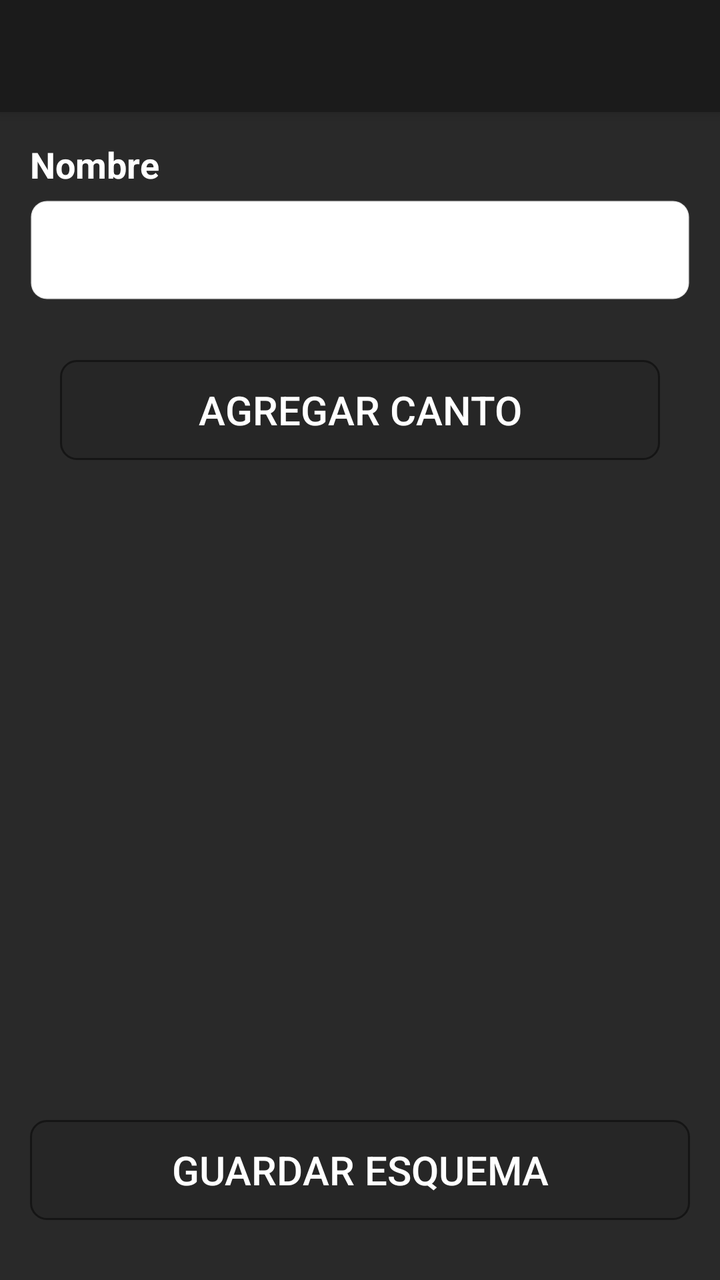
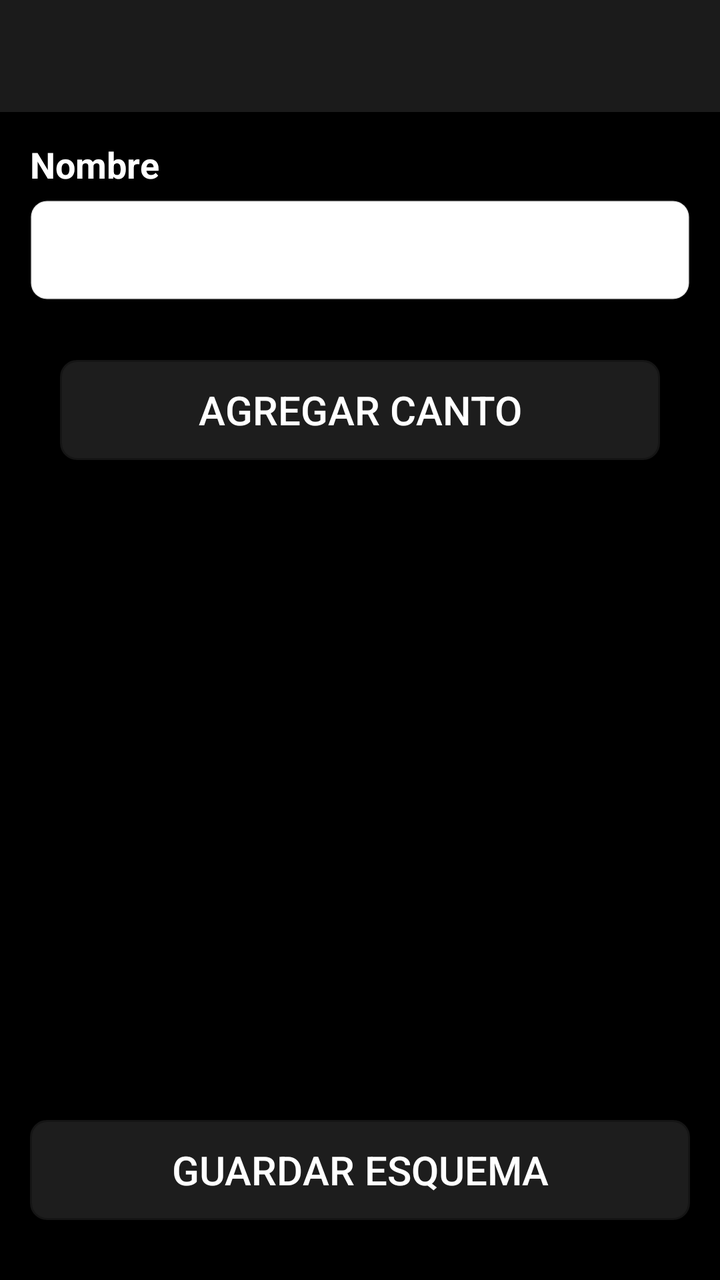

The first picture is an Android layout as it rendered before a commit; the second is the same layout after the commit. The layout source and the unified diff follow.
<!-- AndroidManifest.xml: application theme Theme.CantosCoro.NoActionBar -->
<!-- res/layout/activity_nuevo_esquema.xml -->
<?xml version="1.0" encoding="utf-8"?>
<androidx.constraintlayout.widget.ConstraintLayout xmlns:android="http://schemas.android.com/apk/res/android"
    xmlns:app="http://schemas.android.com/apk/res-auto"
    xmlns:tools="http://schemas.android.com/tools"
    android:layout_width="match_parent"
    android:layout_height="match_parent"
    style="@style/fondo"
    tools:context=".ui.NuevoEsquemaActivity">

    <include
        android:id="@+id/app_bar"
        layout="@layout/app_bar"
        android:layout_width="match_parent"
        android:layout_height="match_parent" />

    <LinearLayout
        android:id="@+id/ll"
        android:layout_width="match_parent"
        android:layout_height="wrap_content"
        android:orientation="vertical"
        android:layout_marginTop="60dp"
        app:layout_constraintTop_toTopOf="@+id/app_bar"
        tools:ignore="UselessLeaf">

        <TextView
            android:id="@+id/tvNombre"
            style="@style/texto"
            android:layout_width="match_parent"
            android:layout_height="25dp"
            android:layout_marginStart="15dp"
            android:layout_marginTop="10dp"
            android:layout_marginEnd="15dp"
            android:text="@string/nombre"
            android:textSize="18sp"
            android:textStyle="bold" />

        <EditText
            android:id="@+id/etNombreEsquema"
            style="@style/campo"
            android:layout_width="match_parent"
            android:layout_height="50dp"
            android:layout_marginStart="15dp"
            android:layout_marginTop="5dp"
            android:layout_marginEnd="15dp"
            android:autofillHints="Nombre"
            android:inputType="text"
            android:textSize="18sp"
            tools:ignore="LabelFor" />

        <Button
            android:id="@+id/bAgregarCanto"
            style="@style/boton"
            android:layout_width="match_parent"
            android:layout_height="50dp"
            android:layout_marginStart="30dp"
            android:layout_marginTop="30dp"
            android:layout_marginEnd="30dp"
            android:layout_marginBottom="0dp"
            android:text="@string/agregar_canto"
            android:textSize="20sp"
            tools:ignore="UsingOnClickInXml" />
    </LinearLayout>

    

    <ListView
        android:id="@+id/rvCantosEsquema"
        android:layout_width="match_parent"
        android:layout_height="0dp"
        app:layout_constraintBottom_toTopOf="@+id/bGuardarEsquema"
        app:layout_constraintTop_toBottomOf="@+id/ll"
        android:layout_margin="20dp"
        tools:ignore="MissingConstraints" />

    <Button
        android:id="@+id/bGuardarEsquema"
        style="@style/boton"
        android:layout_width="match_parent"
        android:layout_marginVertical="30dp"
        android:layout_marginHorizontal="15dp"
        android:layout_height="50dp"
        android:text="@string/guardar_esquema"
        android:textSize="20sp"
        app:layout_constraintBottom_toBottomOf="@+id/app_bar"
        tools:layout_editor_absoluteX="15dp" />

</androidx.constraintlayout.widget.ConstraintLayout>
<!-- res/layout/app_bar.xml (included above) -->
<?xml version="1.0" encoding="utf-8"?>
<androidx.coordinatorlayout.widget.CoordinatorLayout xmlns:android="http://schemas.android.com/apk/res/android"
    xmlns:app="http://schemas.android.com/apk/res-auto"
    xmlns:tools="http://schemas.android.com/tools"
    android:layout_width="match_parent"
    android:layout_height="match_parent"
    tools:context=".ui.MenuLateralActivity">

    <com.google.android.material.appbar.AppBarLayout
        android:layout_width="match_parent"
        android:layout_height="wrap_content"
        android:theme="@style/Theme.CantosCoro.AppBarOverlay">

        <androidx.appcompat.widget.Toolbar
            android:id="@+id/toolbar"
            android:layout_width="match_parent"
            android:layout_height="?attr/actionBarSize"
            android:background="@color/teal_500"
            app:popupTheme="@style/Theme.CantosCoro.PopupOverlay"
            />

    </com.google.android.material.appbar.AppBarLayout>

</androidx.coordinatorlayout.widget.CoordinatorLayout>
<!-- resources referenced by this layout -->
<resources>
  <color name="teal_500">#1B1B1B</color>
  <string name="agregar_canto">Agregar canto</string>
  <string name="guardar_esquema">Guardar Esquema</string>
  <string name="nombre">Nombre</string>
  <style name="Theme.CantosCoro.AppBarOverlay" parent="ThemeOverlay.AppCompat.Dark.ActionBar" />
  <style name="Theme.CantosCoro.PopupOverlay" parent="ThemeOverlay.AppCompat.Light" />
  <style name="boton" parent="TextAppearance.AppCompat.Button">
          <item name="android:textColor">#FFFFFF</item>
          <item name="android:background">@drawable/boton_claro</item>
      </style>
  <style name="campo" parent="TextAppearance.AppCompat">
          <item name="android:textColor">#121212</item>
          <item name="android:background">@drawable/redondo_claro</item>
      </style>
  <style name="fondo" parent="TextAppearance.AppCompat">
          <item name="android:textColor">#ACACAC</item>
          <item name="android:background">#292929</item>
      </style>
  <style name="texto" parent="TextAppearance.AppCompat">
          <item name="android:textColor">#FFFFFF</item>
      </style>
  <style name="Theme.CantosCoro.NoActionBar">
          <item name="windowActionBar">false</item>
          <item name="windowNoTitle">true</item>
      </style>
  <!-- drawable boton_claro (drawable) -->
  <?xml version="1.0" encoding="utf-8"?>
  
  <shape xmlns:android="http://schemas.android.com/apk/res/android">
          <stroke
              android:width="1dp"
              android:color="#151515"/>
              <solid
               android:color="#C9252525"
              />
             <padding
                 android:bottom="3dp"
                 android:left="3dp"
                 android:right="3dp"
                 android:top="3dp"
                 />
              <corners
                  android:radius="8dp"
                  />
  
  </shape>
  <!-- drawable redondo_claro (drawable) -->
  <?xml version="1.0" encoding="utf-8"?>
  
  <shape xmlns:android="http://schemas.android.com/apk/res/android">
          <stroke
              android:width="1dp"
              android:color="#1E5E5E5E"/>
              <solid
               android:color="#FFF"
              />
             <padding
                 android:bottom="3dp"
                 android:left="3dp"
                 android:right="3dp"
                 android:top="3dp"
                 />
              <corners
                  android:radius="8dp"
                  />
  
  </shape>
</resources>

<!-- the commit's change to res/layout/activity_nuevo_esquema.xml (unified diff, before → after) -->
@@ -4,7 +4,8 @@
     xmlns:tools="http://schemas.android.com/tools"
     android:layout_width="match_parent"
     android:layout_height="match_parent"
-    style="@style/fondo"
+    style="@style/barra"
+    android:fitsSystemWindows="true"
     tools:context=".ui.NuevoEsquemaActivity">
 
     <include
<!-- resource entries referenced after the edit -->
@@ -6,6 +6,10 @@
   <string name="nombre">Nombre</string>
   <style name="Theme.CantosCoro.AppBarOverlay" parent="ThemeOverlay.AppCompat.Dark.ActionBar" />
   <style name="Theme.CantosCoro.PopupOverlay" parent="ThemeOverlay.AppCompat.Light" />
+  <style name="barra" parent="TextAppearance.AppCompat">
+          <item name="android:textColor">#ACACAC</item>
+          <item name="android:background">#000000</item>
+      </style>
   <style name="boton" parent="TextAppearance.AppCompat.Button">
           <item name="android:textColor">#FFFFFF</item>
           <item name="android:background">@drawable/boton_claro</item>
@@ -13,10 +17,6 @@
   <style name="campo" parent="TextAppearance.AppCompat">
           <item name="android:textColor">#121212</item>
           <item name="android:background">@drawable/redondo_claro</item>
-      </style>
-  <style name="fondo" parent="TextAppearance.AppCompat">
-          <item name="android:textColor">#ACACAC</item>
-          <item name="android:background">#292929</item>
       </style>
   <style name="texto" parent="TextAppearance.AppCompat">
           <item name="android:textColor">#FFFFFF</item>
